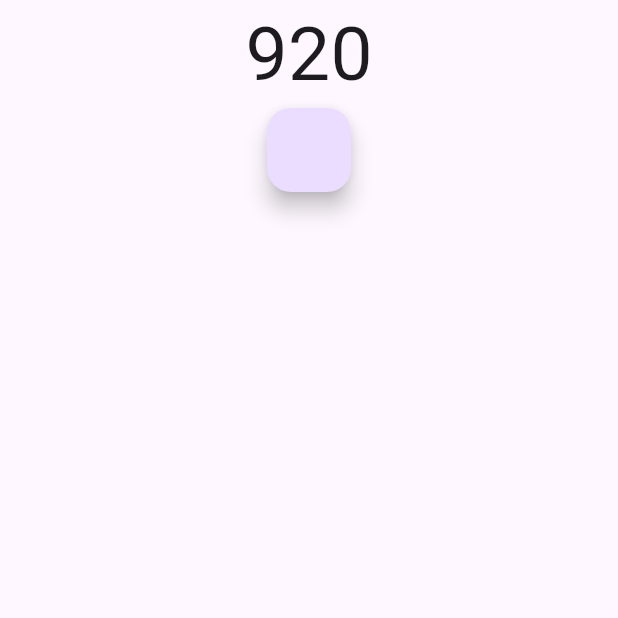
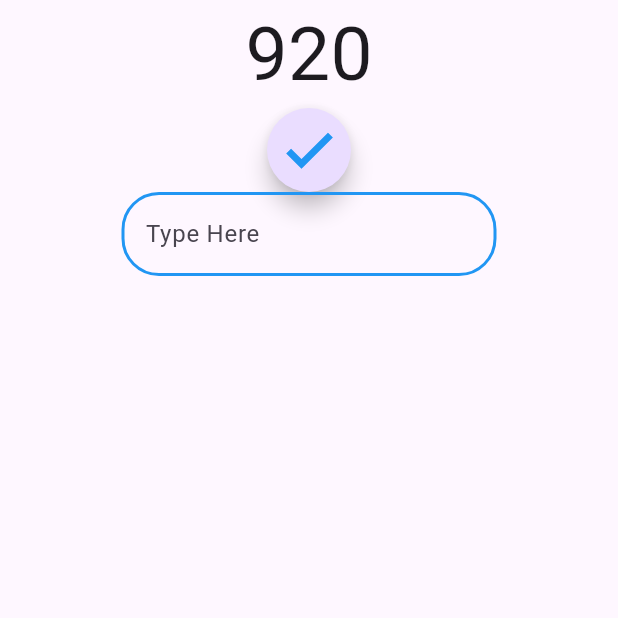
Before and after one commit to matfrazao/number_guesser, a Flutter app: the screen it shows after launch, on a phone screen of 412 x 824 dp, the top half of it. Run offline on Flutter 3.47's test engine with Material 3 defaults, Android fonts, the phone set to English and light mode, and no system bars; our stand-ins replace google_fonts; Roboto replaces fonts that are missing (Bagel).

Commit message:
modularidade nos componentes adicionada

```diff
--- a/lib/main.dart
+++ b/lib/main.dart
@@ -1,28 +1,41 @@
 import 'package:flutter/material.dart';
+import 'package:zahlenrater/widgets/button.dart';
 import 'package:zahlenrater/widgets/text.dart';
 import 'package:zahlenrater/utils/randomnmbr.dart';
+import 'package:zahlenrater/widgets/textfield.dart';
 
 final generatorKey = GlobalKey<RandomNumberGeneratorState>();
 void main() {
-  runApp( MainApp());
-
+  runApp(MainApp());
 }
 
 class MainApp extends StatelessWidget {
-
   MainApp({super.key});
 
   @override
   Widget build(BuildContext context) {
-    return MaterialApp(
-      home: Scaffold(body: Center(child: Column(
-        children: [
-            RandomNumberGenerator(key: generatorKey, level: 3),
-          FloatingActionButton(onPressed: (){
-                generatorKey.currentState?.generateNumber();
-          })
-        ],
-      ))),
+    return SafeArea(
+      child: MaterialApp(
+        home: Scaffold(
+          body: Center(
+            child: Column(
+              children: [
+                RandomNumberGenerator(key: generatorKey, level: 3),
+                ZAButton(
+                  onPressed: () {
+                    generatorKey.currentState?.generateNumber();
+                  },
+                  shape: "circle",
+                ),
+                ZATextField(
+                  labelText: "Type Here",
+                  textInputType: TextInputType.number,
+                ),
+              ],
+            ),
+          ),
+        ),
+      ),
     );
   }
 }
--- a/lib/utils/randomnmbr.dart
+++ b/lib/utils/randomnmbr.dart
@@ -50,6 +50,6 @@ class RandomNumberGeneratorState extends State<RandomNumberGenerator> {
 
   @override
   Widget build(BuildContext context) {
-    return ZATextField(text: number.toString(), fontSize: 50, fontName: 'Bagel');
+    return ZAText(text: number.toString(), fontSize: 50, fontName: 'Bagel');
   }
 }
--- a/lib/widgets/button.dart
+++ b/lib/widgets/button.dart
@@ -2,7 +2,20 @@ import 'package:flutter/material.dart';
 
 class ZAButton extends StatefulWidget {
   final Function onPressed;
-  const ZAButton({super.key, required this.onPressed});
+  final String? shape;
+  final Color? buttonColor;
+  final Color? iconColor;
+  final FontWeight? iconWeight;
+  final IconData? icon;
+  const ZAButton({
+    super.key,
+    required this.onPressed,
+    this.shape,
+    this.buttonColor,
+    this.iconColor,
+    this.icon,
+    this.iconWeight,
+  });
 
   @override
   State<ZAButton> createState() => _ZAButtonState();
@@ -10,10 +23,37 @@ class ZAButton extends StatefulWidget {
 
 class _ZAButtonState extends State<ZAButton> {
   @override
+  void initState() {
+    // TODO: implement initState
+    super.initState();
+  }
+
+  shapeChoose() {
+    if (widget.shape != null) {
+      switch (widget.shape) {
+        case "circle":
+          return CircleBorder();
+        case "square":
+          return null;
+      }
+    } else {}
+  }
+
+  @override
   Widget build(BuildContext context) {
-    return FloatingActionButton(onPressed: (){
-      widget.onPressed;
-    },
+    return FloatingActionButton(
+      onPressed: () {
+        widget.onPressed();
+        print(widget.onPressed.toString());
+      },
+      backgroundColor: widget.buttonColor,
+      shape: shapeChoose(),
+      child: Icon(
+        widget.icon ?? Icons.check,
+        color: widget.iconColor ?? Colors.blue,
+        fontWeight: widget.iconWeight ?? FontWeight.w700,
+        size: 40,
+      ),
     );
   }
 }
--- a/lib/widgets/text.dart
+++ b/lib/widgets/text.dart
@@ -1,12 +1,12 @@
 import 'package:flutter/material.dart';
 import 'package:google_fonts/google_fonts.dart';
 
-class ZATextField extends StatefulWidget {
+class ZAText extends StatefulWidget {
   final String text;
   final double? fontSize;
   final String? fontName;
 
-  const ZATextField({
+  const ZAText({
     super.key,
     required this.text,
     this.fontSize,
@@ -14,10 +14,10 @@ class ZATextField extends StatefulWidget {
   });
 
   @override
-  State<ZATextField> createState() => ZATextFieldState();
+  State<ZAText> createState() => ZATextState();
 }
 
-class ZATextFieldState extends State<ZATextField> {
+class ZATextState extends State<ZAText> {
   @override
   Widget build(BuildContext context) {
     return Text(
--- /dev/null
+++ b/lib/widgets/textfield.dart
@@ -0,0 +1,47 @@
+import 'package:flutter/material.dart';
+
+class ZATextField extends StatefulWidget {
+  final String labelText;
+  final TextInputType? textInputType;
+  final double? width;
+  final double? borderRadius;
+  final Color? outlineColor;
+  final double? outlineWidth;
+
+  const ZATextField({
+    super.key,
+    required this.labelText,
+    this.width,
+    this.textInputType,
+    this.borderRadius,
+    this.outlineColor,
+    this.outlineWidth,
+  });
+
+  @override
+  State<ZATextField> createState() => _ZATextFieldState();
+}
+
+class _ZATextFieldState extends State<ZATextField> {
+  @override
+  Widget build(BuildContext context) {
+    return SizedBox(
+      width: widget.width ?? 250,
+      child: TextFormField(
+        decoration: InputDecoration(
+          enabledBorder: OutlineInputBorder(
+            borderRadius: BorderRadius.circular(widget.borderRadius ?? 25),
+            borderSide: BorderSide(color: widget.outlineColor ?? Colors.blue, width: widget.outlineWidth ?? 2),
+          ),
+          // borda quando o campo ESTÁ focado (usuário digitando)
+          focusedBorder: OutlineInputBorder(
+            borderRadius: BorderRadius.circular(widget.borderRadius ?? 25),
+            borderSide: BorderSide(color: widget.outlineColor ?? Colors.blue, width: widget.outlineWidth ?? 2),
+          ),
+          labelText: widget.labelText,
+        ),
+        keyboardType: widget.textInputType ?? TextInputType.text,
+      ),
+    );
+  }
+}
```
